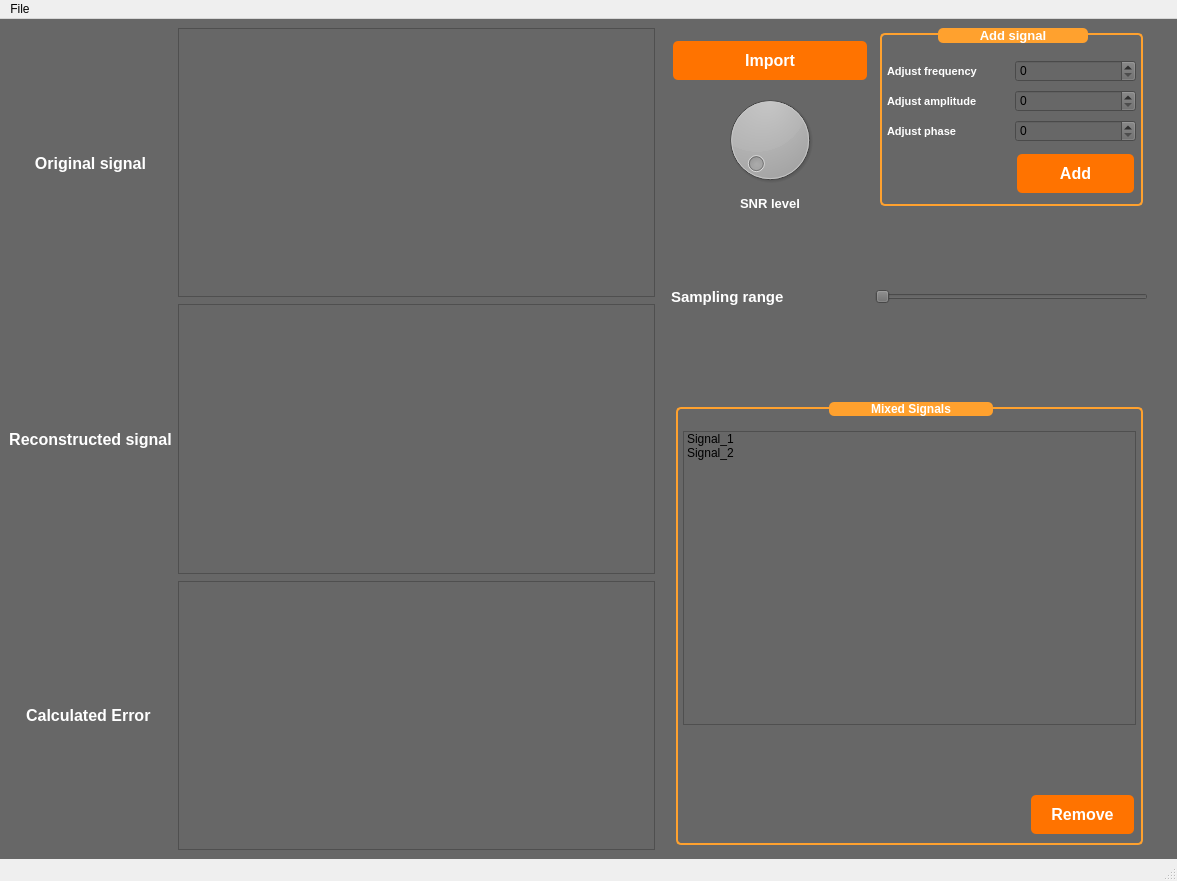
First picture: the form in sampling_studio.ui, repository SaraElsaggan/sampling_studio_DSP, before the edit.
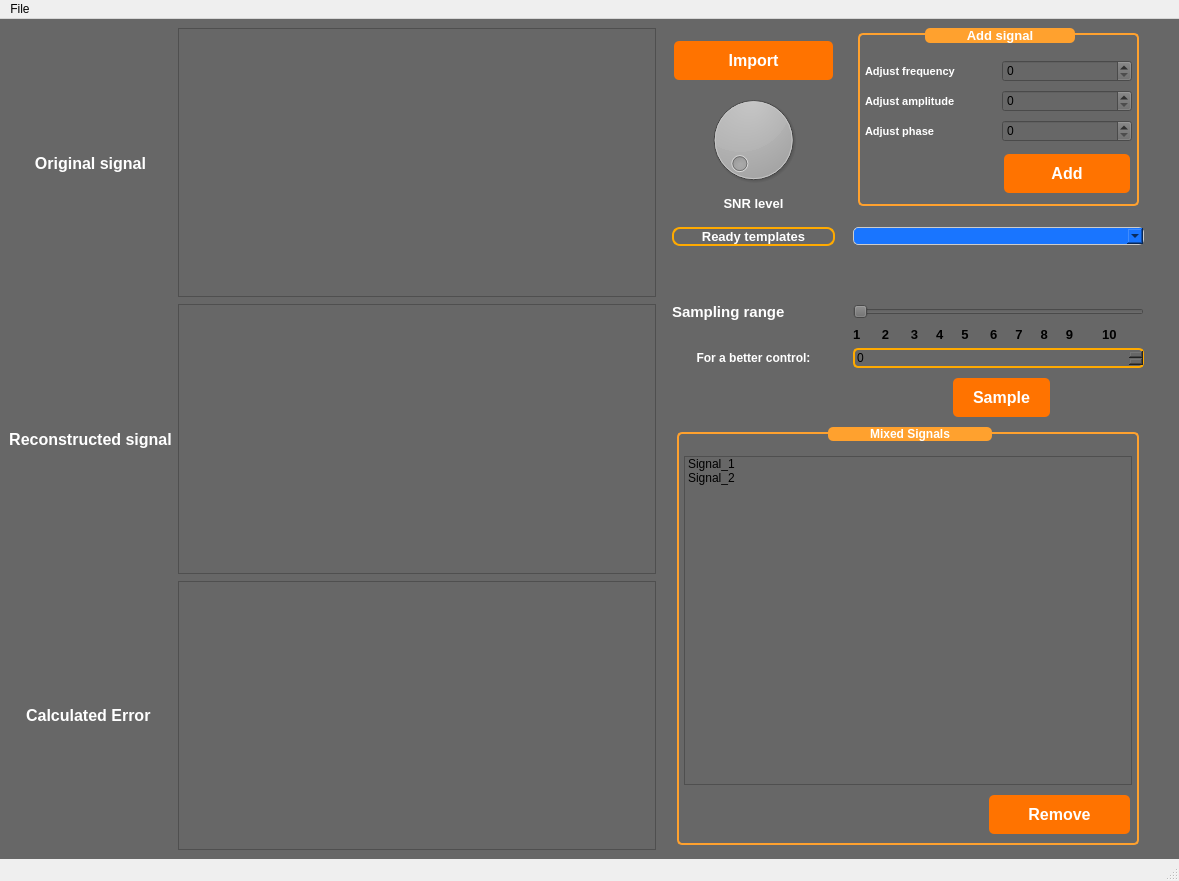
Second picture: the form after the edit. Custom widgets are drawn as their Qt base class.

The edit to the form file:
```diff
--- a/sampling_studio.ui
+++ b/sampling_studio.ui
@@ -6,7 +6,7 @@
    <rect>
     <x>0</x>
     <y>0</y>
-    <width>1177</width>
+    <width>1179</width>
     <height>881</height>
    </rect>
   </property>
@@ -86,8 +86,49 @@
     </item>
     <item row="0" column="3" rowspan="3">
      <layout class="QGridLayout" name="gridLayout_2">
-      <item row="1" column="1">
-       <spacer name="verticalSpacer_7">
+      <item row="10" column="3" colspan="2">
+       <widget class="QPushButton" name="pushButton_4">
+        <property name="sizePolicy">
+         <sizepolicy hsizetype="Fixed" vsizetype="Fixed">
+          <horstretch>0</horstretch>
+          <verstretch>0</verstretch>
+         </sizepolicy>
+        </property>
+        <property name="font">
+         <font>
+          <pointsize>-1</pointsize>
+          <weight>75</weight>
+          <bold>true</bold>
+          <underline>false</underline>
+          <strikeout>false</strikeout>
+         </font>
+        </property>
+        <property name="styleSheet">
+         <string notr="true">background-color: #FF7300;
+margin-left:100%;
+margin-right:100%;</string>
+        </property>
+        <property name="text">
+         <string>Sample</string>
+        </property>
+       </widget>
+      </item>
+      <item row="6" column="3" colspan="2">
+       <widget class="QLabel" name="label_11">
+        <property name="font">
+         <font>
+          <pointsize>10</pointsize>
+          <weight>75</weight>
+          <bold>true</bold>
+         </font>
+        </property>
+        <property name="text">
+         <string>1      2      3     4     5      6     7     8     9        10</string>
+        </property>
+       </widget>
+      </item>
+      <item row="2" column="0">
+       <spacer name="verticalSpacer_3">
         <property name="orientation">
          <enum>Qt::Vertical</enum>
         </property>
@@ -97,7 +138,7 @@
         <property name="sizeHint" stdset="0">
          <size>
           <width>20</width>
-          <height>70</height>
+          <height>10</height>
          </size>
         </property>
        </spacer>
@@ -109,6 +150,7 @@
           <property name="font">
            <font>
             <pointsize>-1</pointsize>
+            <weight>75</weight>
             <bold>true</bold>
             <underline>false</underline>
             <strikeout>false</strikeout>
@@ -127,6 +169,7 @@
           <property name="font">
            <font>
             <pointsize>10</pointsize>
+            <weight>75</weight>
             <bold>true</bold>
            </font>
           </property>
@@ -164,10 +207,38 @@
         </item>
        </layout>
       </item>
-      <item row="4" column="0" colspan="2">
+      <item row="7" column="0">
+       <widget class="QLabel" name="label_10">
+        <property name="font">
+         <font>
+          <weight>75</weight>
+          <bold>true</bold>
+         </font>
+        </property>
+        <property name="styleSheet">
+         <string notr="true">color: rgb(255, 255, 255);</string>
+        </property>
+        <property name="text">
+         <string>For a better control:</string>
+        </property>
+        <property name="alignment">
+         <set>Qt::AlignCenter</set>
+        </property>
+       </widget>
+      </item>
+      <item row="7" column="3">
+       <widget class="QSpinBox" name="spinBox_4">
+        <property name="styleSheet">
+         <string notr="true">border: 2px solid  rgb(255, 170, 0);
+border-radius:5px;</string>
+        </property>
+       </widget>
+      </item>
+      <item row="17" column="0" colspan="4">
        <widget class="QGroupBox" name="groupBox_2">
         <property name="font">
          <font>
+          <weight>75</weight>
           <bold>true</bold>
          </font>
         </property>
@@ -200,11 +271,12 @@
          <string>Mixed Signals</string>
         </property>
         <layout class="QGridLayout" name="gridLayout_5">
-         <item row="2" column="1">
+         <item row="2" column="2">
           <widget class="QPushButton" name="pushButton_3">
            <property name="font">
             <font>
              <pointsize>-1</pointsize>
+             <weight>75</weight>
              <bold>true</bold>
              <underline>false</underline>
              <strikeout>false</strikeout>
@@ -218,7 +290,7 @@
            </property>
           </widget>
          </item>
-         <item row="0" column="0" colspan="2">
+         <item row="0" column="0" colspan="3">
           <widget class="QListWidget" name="listWidget">
            <item>
             <property name="text">
@@ -232,45 +304,17 @@
            </item>
           </widget>
          </item>
-         <item row="1" column="1">
-          <spacer name="verticalSpacer_8">
-           <property name="orientation">
-            <enum>Qt::Vertical</enum>
-           </property>
-           <property name="sizeType">
-            <enum>QSizePolicy::Fixed</enum>
-           </property>
-           <property name="sizeHint" stdset="0">
-            <size>
-             <width>20</width>
-             <height>60</height>
-            </size>
-           </property>
-          </spacer>
-         </item>
-         <item row="2" column="0">
-          <spacer name="horizontalSpacer_5">
-           <property name="orientation">
-            <enum>Qt::Horizontal</enum>
-           </property>
-           <property name="sizeHint" stdset="0">
-            <size>
-             <width>40</width>
-             <height>20</height>
-            </size>
-           </property>
-          </spacer>
-         </item>
         </layout>
        </widget>
       </item>
-      <item row="2" column="0">
+      <item row="5" column="0">
        <layout class="QHBoxLayout" name="horizontalLayout">
         <item>
          <widget class="QLabel" name="label_4">
           <property name="font">
            <font>
             <pointsize>11</pointsize>
+            <weight>75</weight>
             <bold>true</bold>
            </font>
           </property>
@@ -302,23 +346,7 @@
         </item>
        </layout>
       </item>
-      <item row="3" column="0">
-       <spacer name="verticalSpacer_5">
-        <property name="orientation">
-         <enum>Qt::Vertical</enum>
-        </property>
-        <property name="sizeType">
-         <enum>QSizePolicy::Fixed</enum>
-        </property>
-        <property name="sizeHint" stdset="0">
-         <size>
-          <width>198</width>
-          <height>90</height>
-         </size>
-        </property>
-       </spacer>
-      </item>
-      <item row="0" column="1">
+      <item row="0" column="3">
        <widget class="QGroupBox" name="groupBox">
         <property name="enabled">
          <bool>true</bool>
@@ -338,6 +366,7 @@
         <property name="font">
          <font>
           <pointsize>10</pointsize>
+          <weight>75</weight>
           <bold>true</bold>
          </font>
         </property>
@@ -371,11 +400,26 @@
          <string>Add signal</string>
         </property>
         <layout class="QGridLayout" name="gridLayout_4">
+         <item row="1" column="0">
+          <widget class="QLabel" name="label_6">
+           <property name="font">
+            <font>
+             <pointsize>8</pointsize>
+             <weight>75</weight>
+             <bold>true</bold>
+            </font>
+           </property>
+           <property name="text">
+            <string>Adjust amplitude</string>
+           </property>
+          </widget>
+         </item>
          <item row="0" column="0">
           <widget class="QLabel" name="label_5">
            <property name="font">
             <font>
              <pointsize>8</pointsize>
+             <weight>75</weight>
              <bold>true</bold>
             </font>
            </property>
@@ -387,30 +431,12 @@
            </property>
           </widget>
          </item>
-         <item row="0" column="1">
-          <widget class="QSpinBox" name="spinBox"/>
-         </item>
-         <item row="1" column="0">
-          <widget class="QLabel" name="label_6">
-           <property name="font">
-            <font>
-             <pointsize>8</pointsize>
-             <bold>true</bold>
-            </font>
-           </property>
-           <property name="text">
-            <string>Adjust amplitude</string>
-           </property>
-          </widget>
-         </item>
-         <item row="1" column="1">
-          <widget class="QSpinBox" name="spinBox_2"/>
-         </item>
          <item row="2" column="0">
           <widget class="QLabel" name="label_8">
            <property name="font">
             <font>
              <pointsize>8</pointsize>
+             <weight>75</weight>
              <bold>true</bold>
             </font>
            </property>
@@ -422,11 +448,18 @@
          <item row="2" column="1">
           <widget class="QSpinBox" name="spinBox_3"/>
          </item>
-         <item row="3" column="1">
+         <item row="0" column="1">
+          <widget class="QSpinBox" name="spinBox"/>
+         </item>
+         <item row="1" column="1">
+          <widget class="QSpinBox" name="spinBox_2"/>
+         </item>
+         <item row="4" column="1">
           <widget class="QPushButton" name="pushButton_2">
            <property name="font">
             <font>
              <pointsize>-1</pointsize>
+             <weight>75</weight>
              <bold>true</bold>
              <underline>false</underline>
              <strikeout>false</strikeout>
@@ -443,7 +476,63 @@
         </layout>
        </widget>
       </item>
-      <item row="2" column="1">
+      <item row="3" column="3">
+       <widget class="QComboBox" name="comboBox">
+        <property name="styleSheet">
+         <string notr="true"> border: 1px solid #ccc;
+border-radius:5px;
+font-family: Arial, sans-serif;
+color: black;
+background-color:rgb(25, 117, 255);
+</string>
+        </property>
+       </widget>
+      </item>
+      <item row="3" column="0">
+       <widget class="QLabel" name="label_9">
+        <property name="sizePolicy">
+         <sizepolicy hsizetype="Minimum" vsizetype="Minimum">
+          <horstretch>0</horstretch>
+          <verstretch>0</verstretch>
+         </sizepolicy>
+        </property>
+        <property name="font">
+         <font>
+          <pointsize>10</pointsize>
+          <weight>75</weight>
+          <bold>true</bold>
+         </font>
+        </property>
+        <property name="styleSheet">
+         <string notr="true">color:rgb(255, 255, 255);
+border: 2px solid  rgb(255, 170, 0);
+border-radius:8px;</string>
+        </property>
+        <property name="text">
+         <string>Ready templates</string>
+        </property>
+        <property name="alignment">
+         <set>Qt::AlignCenter</set>
+        </property>
+       </widget>
+      </item>
+      <item row="4" column="3">
+       <spacer name="verticalSpacer_7">
+        <property name="orientation">
+         <enum>Qt::Vertical</enum>
+        </property>
+        <property name="sizeType">
+         <enum>QSizePolicy::Fixed</enum>
+        </property>
+        <property name="sizeHint" stdset="0">
+         <size>
+          <width>20</width>
+          <height>50</height>
+         </size>
+        </property>
+       </spacer>
+      </item>
+      <item row="5" column="3">
        <widget class="QSlider" name="horizontalSlider">
         <property name="sizePolicy">
          <sizepolicy hsizetype="Expanding" vsizetype="Fixed">
@@ -613,8 +702,8 @@
     <rect>
      <x>0</x>
      <y>0</y>
-     <width>1177</width>
-     <height>26</height>
+     <width>1179</width>
+     <height>21</height>
     </rect>
    </property>
    <widget class="QMenu" name="menuFile">
```
Left out of the diff: 252 changed lines with no effect on the pictures.
